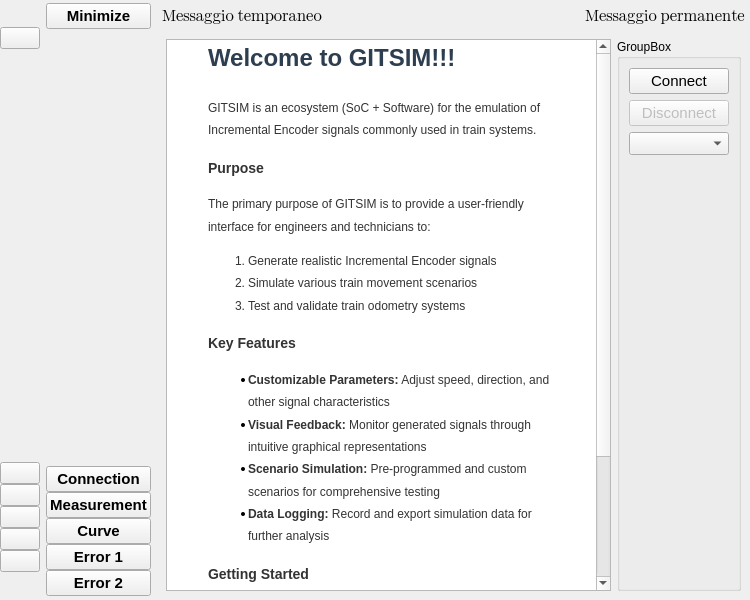
Before: the Qt Designer form window.ui in saimoncollaku/GITSIM-application, drawn with Qt 5.
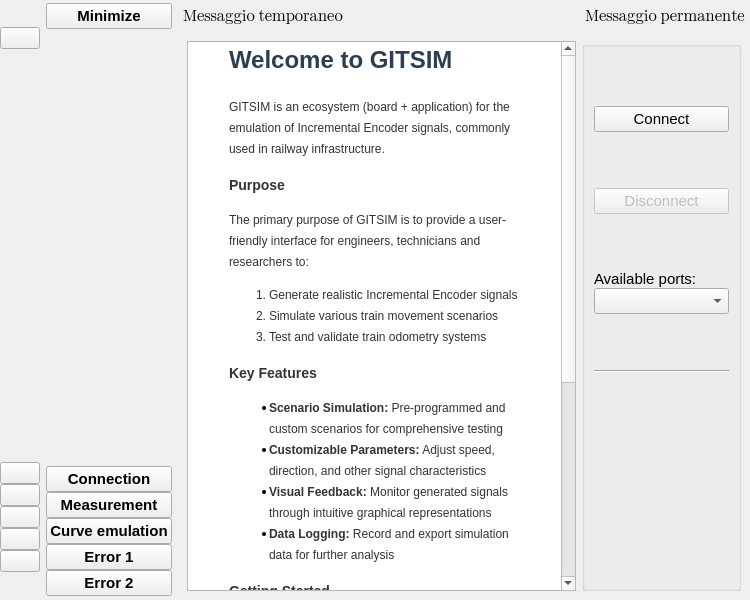
After: the same form once the commit is applied. Icons and pictures are not drawn.

Commit message:
Updates connection tab
Modified:
- connection tab
- temp messages

Diff of the .ui file:
```diff
--- a/window.ui
+++ b/window.ui
@@ -399,7 +399,7 @@
           <cursorShape>PointingHandCursor</cursorShape>
          </property>
          <property name="text">
-          <string>Curve</string>
+          <string>Curve emulation</string>
          </property>
          <property name="icon">
           <iconset resource="../../../../../Desktop/GITSIM 3/resource.qrc">
@@ -520,7 +520,7 @@
            <number>5</number>
           </property>
           <property name="bottomMargin">
-           <number>3</number>
+           <number>5</number>
           </property>
           <item>
            <widget class="QLabel" name="temporary_message_label">
@@ -533,6 +533,12 @@
             <property name="cursor">
              <cursorShape>ArrowCursor</cursorShape>
             </property>
+            <property name="focusPolicy">
+             <enum>Qt::FocusPolicy::NoFocus</enum>
+            </property>
+            <property name="autoFillBackground">
+             <bool>false</bool>
+            </property>
             <property name="text">
              <string>Messaggio temporaneo</string>
             </property>
@@ -587,35 +593,59 @@
 li.unchecked::marker { content: &quot;\2610&quot;; }
 li.checked::marker { content: &quot;\2612&quot;; }
 &lt;/style&gt;&lt;/head&gt;&lt;body style=&quot; font-family:'Segoe UI'; font-size:9pt; font-weight:400; font-style:normal;&quot;&gt;
-&lt;h1 style=&quot; margin-top:18px; margin-bottom:12px; margin-left:37px; margin-right:37px; -qt-block-indent:0; text-indent:0px; line-height:160%;&quot;&gt;&lt;span style=&quot; font-family:'Arial','sans-serif'; font-size:xx-large; font-weight:700; color:#2c3e50;&quot;&gt;Welcome to GITSIM!!!&lt;/span&gt;&lt;span style=&quot; font-family:'Arial','sans-serif'; color:#333333;&quot;&gt; &lt;/span&gt;&lt;/h1&gt;
-&lt;p style=&quot; margin-top:12px; margin-bottom:12px; margin-left:37px; margin-right:37px; -qt-block-indent:0; text-indent:0px; line-height:160%;&quot;&gt;&lt;span style=&quot; font-family:'Arial','sans-serif'; color:#333333;&quot;&gt;GITSIM is an ecosystem (SoC + Software) for the emulation of Incremental Encoder signals commonly used in train systems. &lt;/span&gt;&lt;/p&gt;
-&lt;h3 style=&quot; margin-top:14px; margin-bottom:12px; margin-left:37px; margin-right:37px; -qt-block-indent:0; text-indent:0px; line-height:160%;&quot;&gt;&lt;span style=&quot; font-family:'Arial','sans-serif'; font-size:large; font-weight:700; color:#333333;&quot;&gt;Purpose&lt;/span&gt;&lt;span style=&quot; font-family:'Arial','sans-serif'; color:#333333;&quot;&gt; &lt;/span&gt;&lt;/h3&gt;
-&lt;p style=&quot; margin-top:12px; margin-bottom:12px; margin-left:37px; margin-right:37px; -qt-block-indent:0; text-indent:0px; line-height:160%;&quot;&gt;&lt;span style=&quot; font-family:'Arial','sans-serif'; color:#333333;&quot;&gt;The primary purpose of GITSIM is to provide a user-friendly interface for engineers and technicians to: &lt;/span&gt;&lt;/p&gt;
+&lt;h1 style=&quot; margin-top:18px; margin-bottom:12px; margin-left:37px; margin-right:37px; -qt-block-indent:0; text-indent:0px; line-height:150%;&quot;&gt;&lt;span style=&quot; font-family:'Arial','sans-serif'; font-size:xx-large; font-weight:700; color:#2c3e50;&quot;&gt;Welcome to GITSIM&lt;/span&gt;&lt;span style=&quot; font-family:'Arial','sans-serif'; color:#333333;&quot;&gt; &lt;/span&gt;&lt;/h1&gt;
+&lt;p style=&quot; margin-top:12px; margin-bottom:12px; margin-left:37px; margin-right:37px; -qt-block-indent:0; text-indent:0px; line-height:150%;&quot;&gt;&lt;span style=&quot; font-family:'Arial','sans-serif'; color:#333333;&quot;&gt;GITSIM is an ecosystem (board + application) for the emulation of Incremental Encoder signals, commonly used in railway infrastructure. &lt;/span&gt;&lt;/p&gt;
+&lt;h3 style=&quot; margin-top:14px; margin-bottom:12px; margin-left:37px; margin-right:37px; -qt-block-indent:0; text-indent:0px; line-height:150%;&quot;&gt;&lt;span style=&quot; font-family:'Arial','sans-serif'; font-size:large; font-weight:700; color:#333333;&quot;&gt;Purpose&lt;/span&gt;&lt;span style=&quot; font-family:'Arial','sans-serif'; color:#333333;&quot;&gt; &lt;/span&gt;&lt;/h3&gt;
+&lt;p style=&quot; margin-top:12px; margin-bottom:12px; margin-left:37px; margin-right:37px; -qt-block-indent:0; text-indent:0px; line-height:150%;&quot;&gt;&lt;span style=&quot; font-family:'Arial','sans-serif'; color:#333333;&quot;&gt;The primary purpose of GITSIM is to provide a user-friendly interface for engineers, technicians and researchers to: &lt;/span&gt;&lt;/p&gt;
 &lt;ol style=&quot;margin-top: 0px; margin-bottom: 0px; margin-left: 0px; margin-right: 0px; -qt-list-indent: 1;&quot;&gt;
-&lt;li style=&quot; font-family:'Arial','sans-serif'; color:#333333;&quot; style=&quot; margin-top:12px; margin-bottom:0px; margin-left:37px; margin-right:37px; -qt-block-indent:0; text-indent:0px; line-height:160%;&quot;&gt;Generate realistic Incremental Encoder signals &lt;/li&gt;
-&lt;li style=&quot; font-family:'Arial','sans-serif'; color:#333333;&quot; style=&quot; margin-top:0px; margin-bottom:0px; margin-left:37px; margin-right:37px; -qt-block-indent:0; text-indent:0px; line-height:160%;&quot;&gt;Simulate various train movement scenarios &lt;/li&gt;
-&lt;li style=&quot; font-family:'Arial','sans-serif'; color:#333333;&quot; style=&quot; margin-top:0px; margin-bottom:12px; margin-left:37px; margin-right:37px; -qt-block-indent:0; text-indent:0px; line-height:160%;&quot;&gt;Test and validate train odometry systems &lt;/li&gt;&lt;/ol&gt;
-&lt;h3 style=&quot; margin-top:14px; margin-bottom:12px; margin-left:37px; margin-right:37px; -qt-block-indent:0; text-indent:0px; line-height:160%;&quot;&gt;&lt;span style=&quot; font-family:'Arial','sans-serif'; font-size:large; font-weight:700; color:#333333;&quot;&gt;Key Features&lt;/span&gt;&lt;span style=&quot; font-family:'Arial','sans-serif'; color:#333333;&quot;&gt; &lt;/span&gt;&lt;/h3&gt;
+&lt;li style=&quot; font-family:'Arial','sans-serif'; color:#333333;&quot; style=&quot; margin-top:12px; margin-bottom:0px; margin-left:37px; margin-right:37px; -qt-block-indent:0; text-indent:0px; line-height:150%;&quot;&gt;Generate realistic Incremental Encoder signals &lt;/li&gt;
+&lt;li style=&quot; font-family:'Arial','sans-serif'; color:#333333;&quot; style=&quot; margin-top:0px; margin-bottom:0px; margin-left:37px; margin-right:37px; -qt-block-indent:0; text-indent:0px; line-height:150%;&quot;&gt;Simulate various train movement scenarios &lt;/li&gt;
+&lt;li style=&quot; font-family:'Arial','sans-serif'; color:#333333;&quot; style=&quot; margin-top:0px; margin-bottom:12px; margin-left:37px; margin-right:37px; -qt-block-indent:0; text-indent:0px; line-height:150%;&quot;&gt;Test and validate train odometry systems &lt;/li&gt;&lt;/ol&gt;
+&lt;h3 style=&quot; margin-top:14px; margin-bottom:12px; margin-left:37px; margin-right:37px; -qt-block-indent:0; text-indent:0px; line-height:150%;&quot;&gt;&lt;span style=&quot; font-family:'Arial','sans-serif'; font-size:large; font-weight:700; color:#333333;&quot;&gt;Key Features&lt;/span&gt;&lt;span style=&quot; font-family:'Arial','sans-serif'; color:#333333;&quot;&gt; &lt;/span&gt;&lt;/h3&gt;
 &lt;ul style=&quot;margin-top: 0px; margin-bottom: 0px; margin-left: 0px; margin-right: 0px; -qt-list-indent: 1;&quot;&gt;
-&lt;li style=&quot; font-family:'Arial','sans-serif'; color:#333333;&quot; style=&quot; margin-top:12px; margin-bottom:0px; margin-left:37px; margin-right:37px; -qt-block-indent:0; text-indent:0px; line-height:160%;&quot;&gt;&lt;span style=&quot; font-weight:700;&quot;&gt;Customizable Parameters:&lt;/span&gt; Adjust speed, direction, and other signal characteristics &lt;/li&gt;
-&lt;li style=&quot; font-family:'Arial','sans-serif'; color:#333333;&quot; style=&quot; margin-top:0px; margin-bottom:0px; margin-left:37px; margin-right:37px; -qt-block-indent:0; text-indent:0px; line-height:160%;&quot;&gt;&lt;span style=&quot; font-weight:700;&quot;&gt;Visual Feedback:&lt;/span&gt; Monitor generated signals through intuitive graphical representations &lt;/li&gt;
-&lt;li style=&quot; font-family:'Arial','sans-serif'; color:#333333;&quot; style=&quot; margin-top:0px; margin-bottom:0px; margin-left:37px; margin-right:37px; -qt-block-indent:0; text-indent:0px; line-height:160%;&quot;&gt;&lt;span style=&quot; font-weight:700;&quot;&gt;Scenario Simulation:&lt;/span&gt; Pre-programmed and custom scenarios for comprehensive testing &lt;/li&gt;
-&lt;li style=&quot; font-family:'Arial','sans-serif'; color:#333333;&quot; style=&quot; margin-top:0px; margin-bottom:12px; margin-left:37px; margin-right:37px; -qt-block-indent:0; text-indent:0px; line-height:160%;&quot;&gt;&lt;span style=&quot; font-weight:700;&quot;&gt;Data Logging:&lt;/span&gt; Record and export simulation data for further analysis &lt;/li&gt;&lt;/ul&gt;
-&lt;h3 style=&quot; margin-top:14px; margin-bottom:12px; margin-left:37px; margin-right:37px; -qt-block-indent:0; text-indent:0px; line-height:160%;&quot;&gt;&lt;span style=&quot; font-family:'Arial','sans-serif'; font-size:large; font-weight:700; color:#333333;&quot;&gt;Getting Started&lt;/span&gt;&lt;span style=&quot; font-family:'Arial','sans-serif'; color:#333333;&quot;&gt; &lt;/span&gt;&lt;/h3&gt;
-&lt;p style=&quot; margin-top:12px; margin-bottom:12px; margin-left:37px; margin-right:37px; -qt-block-indent:0; text-indent:0px; line-height:160%;&quot;&gt;&lt;span style=&quot; font-family:'Arial','sans-serif'; color:#333333;&quot;&gt;To begin using GITSIM: &lt;/span&gt;&lt;/p&gt;
+&lt;li style=&quot; font-family:'Arial','sans-serif'; color:#333333;&quot; style=&quot; margin-top:12px; margin-bottom:0px; margin-left:37px; margin-right:37px; -qt-block-indent:0; text-indent:0px; line-height:150%;&quot;&gt;&lt;span style=&quot; font-weight:700;&quot;&gt;Scenario Simulation:&lt;/span&gt; Pre-programmed and custom scenarios for comprehensive testing &lt;/li&gt;
+&lt;li style=&quot; font-family:'Arial','sans-serif'; color:#333333;&quot; style=&quot; margin-top:0px; margin-bottom:0px; margin-left:37px; margin-right:37px; -qt-block-indent:0; text-indent:0px; line-height:150%;&quot;&gt;&lt;span style=&quot; font-weight:700;&quot;&gt;Customizable Parameters:&lt;/span&gt; Adjust speed, direction, and other signal characteristics &lt;/li&gt;
+&lt;li style=&quot; font-family:'Arial','sans-serif'; color:#333333;&quot; style=&quot; margin-top:0px; margin-bottom:0px; margin-left:37px; margin-right:37px; -qt-block-indent:0; text-indent:0px; line-height:150%;&quot;&gt;&lt;span style=&quot; font-weight:700;&quot;&gt;Visual Feedback:&lt;/span&gt; Monitor generated signals through intuitive graphical representations &lt;/li&gt;
+&lt;li style=&quot; font-family:'Arial','sans-serif'; color:#333333;&quot; style=&quot; margin-top:0px; margin-bottom:12px; margin-left:37px; margin-right:37px; -qt-block-indent:0; text-indent:0px; line-height:150%;&quot;&gt;&lt;span style=&quot; font-weight:700;&quot;&gt;Data Logging:&lt;/span&gt; Record and export simulation data for further analysis &lt;/li&gt;&lt;/ul&gt;
+&lt;h3 style=&quot; margin-top:14px; margin-bottom:12px; margin-left:37px; margin-right:37px; -qt-block-indent:0; text-indent:0px; line-height:150%;&quot;&gt;&lt;span style=&quot; font-family:'Arial','sans-serif'; font-size:large; font-weight:700; color:#333333;&quot;&gt;Getting Started&lt;/span&gt;&lt;span style=&quot; font-family:'Arial','sans-serif'; color:#333333;&quot;&gt; &lt;/span&gt;&lt;/h3&gt;
+&lt;p style=&quot; margin-top:12px; margin-bottom:12px; margin-left:37px; margin-right:37px; -qt-block-indent:0; text-indent:0px; line-height:150%;&quot;&gt;&lt;span style=&quot; font-family:'Arial','sans-serif'; color:#333333;&quot;&gt;To begin using GITSIM: &lt;/span&gt;&lt;/p&gt;
 &lt;ol style=&quot;margin-top: 0px; margin-bottom: 0px; margin-left: 0px; margin-right: 0px; -qt-list-indent: 1;&quot;&gt;
-&lt;li style=&quot; font-family:'Arial','sans-serif'; color:#333333;&quot; style=&quot; margin-top:12px; margin-bottom:0px; margin-left:37px; margin-right:37px; -qt-block-indent:0; text-indent:0px; line-height:160%;&quot;&gt;Ensure your SOC board is properly connected &lt;/li&gt;
-&lt;li style=&quot; font-family:'Arial','sans-serif'; color:#333333;&quot; style=&quot; margin-top:0px; margin-bottom:0px; margin-left:37px; margin-right:37px; -qt-block-indent:0; text-indent:0px; line-height:160%;&quot;&gt;Launch the GITSIM application &lt;/li&gt;
-&lt;li style=&quot; font-family:'Arial','sans-serif'; color:#333333;&quot; style=&quot; margin-top:0px; margin-bottom:0px; margin-left:37px; margin-right:37px; -qt-block-indent:0; text-indent:0px; line-height:160%;&quot;&gt;Configure your simulation parameters &lt;/li&gt;
-&lt;li style=&quot; font-family:'Arial','sans-serif'; color:#333333;&quot; style=&quot; margin-top:0px; margin-bottom:0px; margin-left:37px; margin-right:37px; -qt-block-indent:0; text-indent:0px; line-height:160%;&quot;&gt;Start the signal generation &lt;/li&gt;
-&lt;li style=&quot; font-family:'Arial','sans-serif'; color:#333333;&quot; style=&quot; margin-top:0px; margin-bottom:12px; margin-left:37px; margin-right:37px; -qt-block-indent:0; text-indent:0px; line-height:160%;&quot;&gt;Monitor and analyze the results &lt;/li&gt;&lt;/ol&gt;&lt;/body&gt;&lt;/html&gt;</string>
+&lt;li style=&quot; font-family:'Arial','sans-serif'; color:#333333;&quot; style=&quot; margin-top:12px; margin-bottom:0px; margin-left:37px; margin-right:37px; -qt-block-indent:0; text-indent:0px; line-height:150%;&quot;&gt;Ensure your GITSIM board is properly connected &lt;/li&gt;
+&lt;li style=&quot; font-family:'Arial','sans-serif'; color:#333333;&quot; style=&quot; margin-top:0px; margin-bottom:0px; margin-left:37px; margin-right:37px; -qt-block-indent:0; text-indent:0px; line-height:150%;&quot;&gt;Launch the GITSIM application &lt;/li&gt;
+&lt;li style=&quot; font-family:'Arial','sans-serif'; color:#333333;&quot; style=&quot; margin-top:0px; margin-bottom:0px; margin-left:37px; margin-right:37px; -qt-block-indent:0; text-indent:0px; line-height:150%;&quot;&gt;Establish the application-board connection &lt;/li&gt;
+&lt;li style=&quot; font-family:'Arial','sans-serif'; color:#333333;&quot; style=&quot; margin-top:0px; margin-bottom:0px; margin-left:37px; margin-right:37px; -qt-block-indent:0; text-indent:0px; line-height:150%;&quot;&gt;Configure your simulation parameters &lt;/li&gt;
+&lt;li style=&quot; font-family:'Arial','sans-serif'; color:#333333;&quot; style=&quot; margin-top:0px; margin-bottom:0px; margin-left:37px; margin-right:37px; -qt-block-indent:0; text-indent:0px; line-height:150%;&quot;&gt;Start the signal generation &lt;/li&gt;
+&lt;li style=&quot; font-family:'Arial','sans-serif'; color:#333333;&quot; style=&quot; margin-top:0px; margin-bottom:12px; margin-left:37px; margin-right:37px; -qt-block-indent:0; text-indent:0px; line-height:150%;&quot;&gt;Monitor and analyze the results &lt;/li&gt;&lt;/ol&gt;
+&lt;hr /&gt;
+&lt;p style=&quot; margin-top:12px; margin-bottom:12px; margin-left:37px; margin-right:37px; -qt-block-indent:0; text-indent:0px; line-height:150%;&quot;&gt;&lt;span style=&quot; font-family:'Arial','sans-serif'; font-style:italic; color:#333333;&quot;&gt;Made by Saimon Collaku&lt;/span&gt;&lt;span style=&quot; font-family:'Arial','sans-serif'; color:#333333;&quot;&gt; &lt;/span&gt;&lt;/p&gt;
+&lt;p style=&quot; margin-top:12px; margin-bottom:12px; margin-left:37px; margin-right:37px; -qt-block-indent:0; text-indent:0px; line-height:150%;&quot;&gt;&lt;span style=&quot; font-family:'Arial','sans-serif'; font-style:italic; color:#333333;&quot;&gt;ARCES - Advanced Research Center on Electronic Systems &amp;quot;Ercole de Castro&amp;quot; of University of Bologna&lt;/span&gt;&lt;/p&gt;&lt;/body&gt;&lt;/html&gt;</string>
+             </property>
+             <property name="tabStopDistance">
+              <double>0.000000000000000</double>
+             </property>
+             <property name="acceptRichText">
+              <bool>false</bool>
+             </property>
+             <property name="cursorWidth">
+              <number>1</number>
+             </property>
+             <property name="textInteractionFlags">
+              <set>Qt::TextInteractionFlag::NoTextInteraction</set>
              </property>
             </widget>
            </item>
            <item>
-            <widget class="QGroupBox" name="groupBox">
+            <widget class="QGroupBox" name="serial_box">
+             <property name="enabled">
+              <bool>true</bool>
+             </property>
+             <property name="font">
+              <font>
+               <kerning>true</kerning>
+              </font>
+             </property>
              <property name="title">
-              <string>GroupBox</string>
+              <string/>
              </property>
              <property name="flat">
               <bool>true</bool>
@@ -634,6 +664,7 @@
                   <family>Segoe UI</family>
                   <pointsize>11</pointsize>
                   <bold>false</bold>
+                  <kerning>true</kerning>
                  </font>
                 </property>
                 <property name="cursor">
@@ -660,6 +691,7 @@
                   <family>Segoe UI</family>
                   <pointsize>11</pointsize>
                   <bold>false</bold>
+                  <kerning>true</kerning>
                  </font>
                 </property>
                 <property name="cursor">
@@ -671,47 +703,111 @@
                </widget>
               </item>
               <item>
-               <widget class="QComboBox" name="com_available_combo">
+               <layout class="QVBoxLayout" name="verticalLayout_4">
+                <property name="spacing">
+                 <number>0</number>
+                </property>
+                <item>
+                 <widget class="QLabel" name="label_2">
+                  <property name="sizePolicy">
+                   <sizepolicy hsizetype="Fixed" vsizetype="Fixed">
+                    <horstretch>0</horstretch>
+                    <verstretch>0</verstretch>
+                   </sizepolicy>
+                  </property>
+                  <property name="font">
+                   <font>
+                    <pointsize>11</pointsize>
+                    <kerning>true</kerning>
+                   </font>
+                  </property>
+                  <property name="text">
+                   <string>Available ports:</string>
+                  </property>
+                 </widget>
+                </item>
+                <item>
+                 <widget class="QComboBox" name="com_available_combo">
+                  <property name="sizePolicy">
+                   <sizepolicy hsizetype="Minimum" vsizetype="Maximum">
+                    <horstretch>10</horstretch>
+                    <verstretch>10</verstretch>
+                   </sizepolicy>
+                  </property>
+                  <property name="minimumSize">
+                   <size>
+                    <width>100</width>
+                    <height>0</height>
+                   </size>
+                  </property>
+                  <property name="maximumSize">
+                   <size>
+                    <width>9999</width>
+                    <height>16777215</height>
+                   </size>
+                  </property>
+                  <property name="font">
+                   <font>
+                    <family>Consolas</family>
+                    <pointsize>11</pointsize>
+                    <bold>false</bold>
+                    <kerning>true</kerning>
+                   </font>
+                  </property>
+                  <property name="cursor">
+                   <cursorShape>PointingHandCursor</cursorShape>
+                  </property>
+                 </widget>
+                </item>
+               </layout>
+              </item>
+              <item>
+               <widget class="Line" name="line">
+                <property name="orientation">
+                 <enum>Qt::Orientation::Horizontal</enum>
+                </property>
+               </widget>
+              </item>
+              <item>
+               <widget class="QLabel" name="label">
+                <property name="enabled">
+                 <bool>true</bool>
+                </property>
                 <property name="sizePolicy">
-                 <sizepolicy hsizetype="Fixed" vsizetype="Maximum">
-                  <horstretch>10</horstretch>
-                  <verstretch>10</verstretch>
+                 <sizepolicy hsizetype="Fixed" vsizetype="Fixed">
+                  <horstretch>0</horstretch>
+                  <verstretch>0</verstretch>
                  </sizepolicy>
                 </property>
                 <property name="minimumSize">
                  <size>
-                  <width>100</width>
-                  <height>0</height>
+                  <width>135</width>
+                  <height>100</height>
                  </size>
                 </property>
                 <property name="maximumSize">
                  <size>
-                  <width>100</width>
-                  <height>16777215</height>
+                  <width>135</width>
+                  <height>100</height>
                  </size>
                 </property>
-                <property name="font">
-                 <font>
-                  <family>Consolas</family>
-                  <pointsize>10</pointsize>
-                  <bold>false</bold>
-                 </font>
+                <property name="layoutDirection">
+                 <enum>Qt::LayoutDirection::LeftToRight</enum>
+                </property>
+                <property name="text">
+                 <string/>
+                </property>
+                <property name="pixmap">
+                 <pixmap resource="resource.qrc">:/icon/icon/unibo.png</pixmap>
+                </property>
+                <property name="scaledContents">
+                 <bool>true</bool>
+                </property>
+                <property name="alignment">
+                 <set>Qt::AlignmentFlag::AlignCenter</set>
                 </property>
                </widget>
               </item>
-              <item>
-               <spacer name="verticalSpacer_3">
-                <property name="orientation">
-                 <enum>Qt::Orientation::Vertical</enum>
-                </property>
-                <property name="sizeHint" stdset="0">
-                 <size>
-                  <width>20</width>
-                  <height>40</height>
-                 </size>
-                </property>
-               </spacer>
-              </item>
              </layout>
             </widget>
            </item>
```
Left out of the diff: 46 changed lines with no effect on the pictures. The commit also changes 10 other files.
